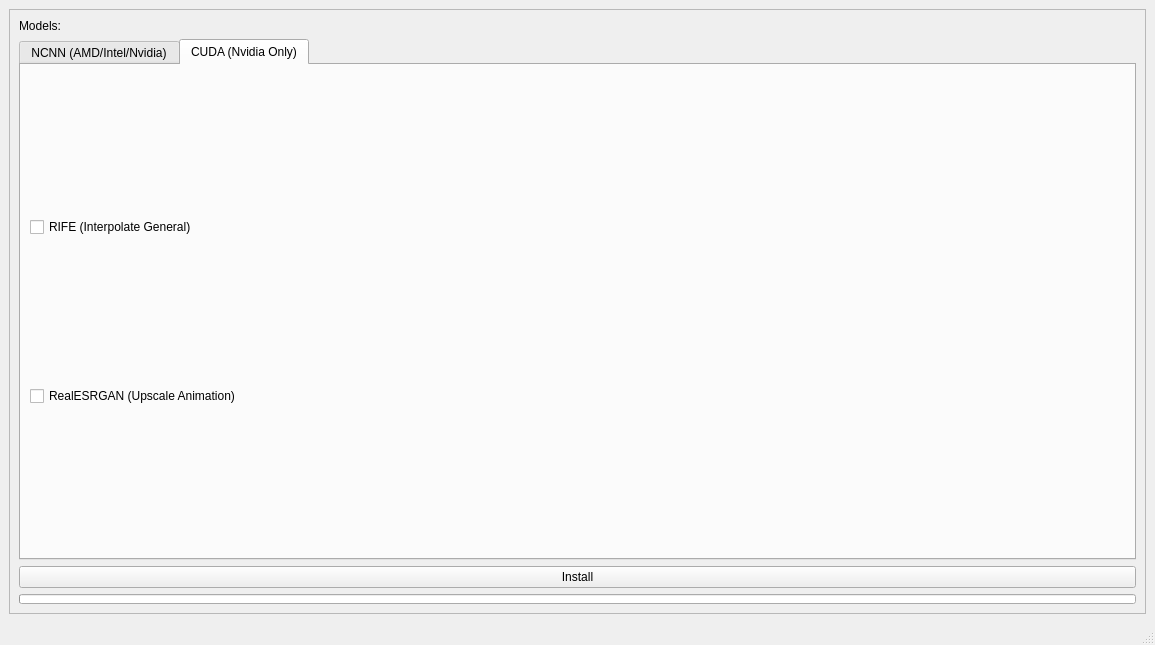
Qt form src/getModels/SelectAI.ui (TNTwise/REAL-Video-Enhancer) before a commit.
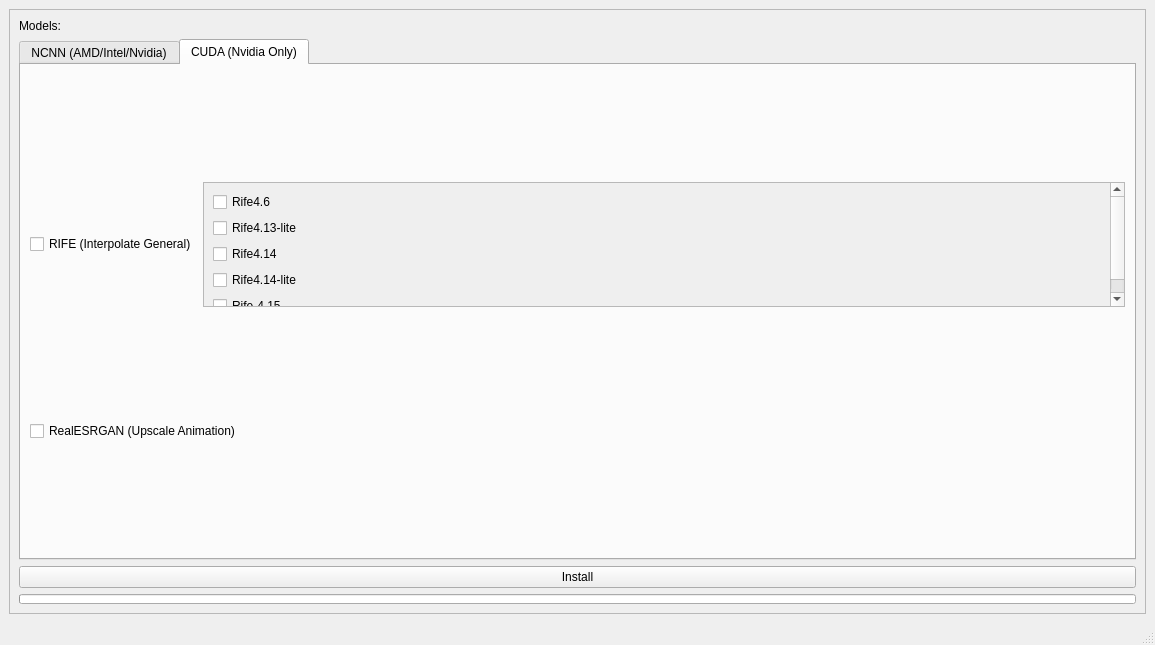
The same form after that commit. The open tabs and pages were chosen to show the change.

```diff
--- a/src/getModels/SelectAI.ui
+++ b/src/getModels/SelectAI.ui
@@ -163,11 +163,78 @@
           </attribute>
           <layout class="QVBoxLayout" name="verticalLayout">
            <item>
-            <widget class="QCheckBox" name="RifeCUDACheckBox">
-             <property name="text">
-              <string>RIFE (Interpolate General)</string>
-             </property>
-            </widget>
+            <layout class="QHBoxLayout" name="horizontalLayout">
+             <item>
+              <widget class="QCheckBox" name="RifeCUDACheckBox">
+               <property name="text">
+                <string>RIFE (Interpolate General)</string>
+               </property>
+              </widget>
+             </item>
+             <item>
+              <widget class="QScrollArea" name="rifeCUDAModels">
+               <property name="maximumSize">
+                <size>
+                 <width>16777215</width>
+                 <height>125</height>
+                </size>
+               </property>
+               <property name="verticalScrollBarPolicy">
+                <enum>Qt::ScrollBarAlwaysOn</enum>
+               </property>
+               <property name="widgetResizable">
+                <bool>true</bool>
+               </property>
+               <widget class="QWidget" name="scrollAreaWidgetContents">
+                <property name="geometry">
+                 <rect>
+                  <x>0</x>
+                  <y>0</y>
+                  <width>873</width>
+                  <height>162</height>
+                 </rect>
+                </property>
+                <layout class="QVBoxLayout" name="verticalLayout_9">
+                 <item>
+                  <widget class="QCheckBox" name="rife46CUDA">
+                   <property name="text">
+                    <string>Rife4.6</string>
+                   </property>
+                  </widget>
+                 </item>
+                 <item>
+                  <widget class="QCheckBox" name="rife413liteCUDA">
+                   <property name="text">
+                    <string>Rife4.13-lite</string>
+                   </property>
+                  </widget>
+                 </item>
+                 <item>
+                  <widget class="QCheckBox" name="rife414CUDA">
+                   <property name="text">
+                    <string>Rife4.14</string>
+                   </property>
+                  </widget>
+                 </item>
+                 <item>
+                  <widget class="QCheckBox" name="rife414liteCUDA">
+                   <property name="text">
+                    <string>Rife4.14-lite</string>
+                   </property>
+                  </widget>
+                 </item>
+                 <item>
+                  <widget class="QCheckBox" name="rife415CUDA">
+                   <property name="text">
+                    <string>Rife-4.15</string>
+                   </property>
+                  </widget>
+                 </item>
+                </layout>
+               </widget>
+              </widget>
+             </item>
+            </layout>
            </item>
            <item>
             <widget class="QCheckBox" name="RealESRGANCUDACheckBox">
```
